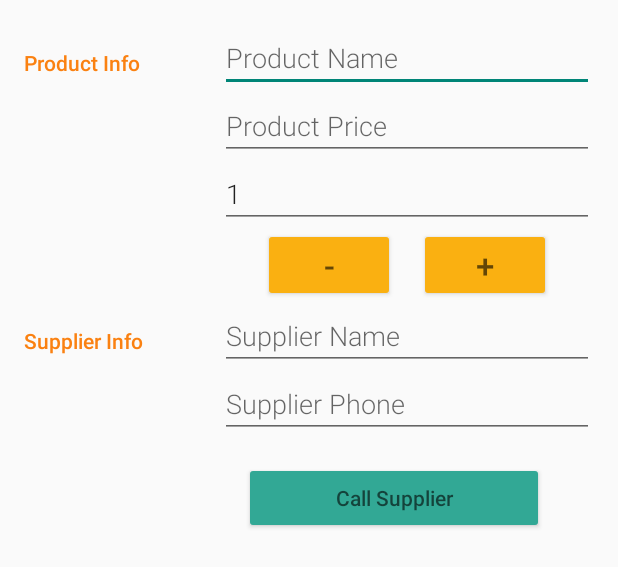
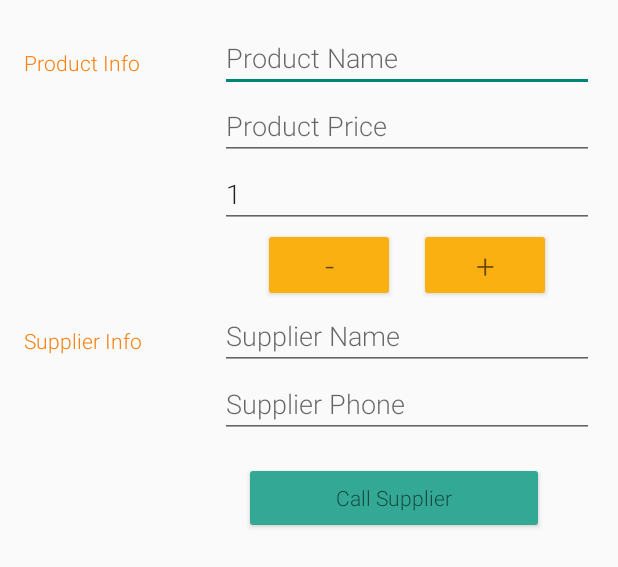
Before and after one commit to yahirRendon/InventoryApp3, an Android app: the layout activity_editor.xml on its own in the app's theme, with its tools: preview values and no code run, on a phone screen of 412 x 824 dp. Shown: the top 567 px of the screen. Run offline under Robolectric (Android 15) with nearby library versions, the phone set to English and light mode, and no system bars.

```diff
--- a/app/src/main/java/com/example/android/inventoryapp3/InventoryCursorAdapter.java
+++ b/app/src/main/java/com/example/android/inventoryapp3/InventoryCursorAdapter.java
@@ -126,7 +126,7 @@ public class InventoryCursorAdapter extends CursorAdapter {
 
                 // check if quantity is == 0 or > 0
                 if (quantity == 0) {
-                    //FIX on update
+                    // Inform user quantity can't be below zero
                      Toast.makeText(context, R.string.toast_zero_greater, Toast.LENGTH_SHORT).show();
                 } else if (quantity > 0) {
                     quantity--;
--- a/app/src/main/res/values/strings.xml
+++ b/app/src/main/res/values/strings.xml
@@ -130,4 +130,10 @@
     <!--Toast for no empty fields [CHAR LIMIT=20] -->
     <string name="no_empty_values">Enter value for all fields</string>
 
+    <!--Font family default value [CHAR LIMIT=20] -->
+    <string name="default_font">sans-serif-light</string>
+
+    <!--Font family medium value [CHAR LIMIT=20] -->
+    <string name="default_font_medium">sans-serif-medium</string>
+
 </resources>
--- a/app/src/main/res/values/styles.xml
+++ b/app/src/main/res/values/styles.xml
@@ -5,7 +5,7 @@
         <!-- Main App Theme -->
         <item name="colorPrimary">@color/colorPrimary</item>
         <item name="colorPrimaryDark">@color/colorPrimaryDark</item>
-        <item name="android:fontFamily">sans-serif-light</item>
+        <item name="fontFamily">@string/default_font</item>
     </style>
 
     <!-- Theme of the editor -->
@@ -22,7 +22,7 @@
         <item name="android:layout_weight">1</item>
         <item name="android:paddingTop">16dp</item>
         <item name="android:textColor">@color/colorAccent</item>
-        <item name="android:fontFamily">sans-serif-medium</item>
+        <item name="android:fontFamily">@string/default_font_medium</item>
         <item name="android:textAppearance">?android:textAppearanceSmall</item>
     </style>
 
@@ -30,7 +30,7 @@
     <style name="EditorFieldStyle">
         <item name="android:layout_height">wrap_content</item>
         <item name="android:layout_width">match_parent</item>
-        <item name="android:fontFamily">sans-serif-light</item>
+        <item name="android:fontFamily">@string/default_font</item>
         <item name="android:textAppearance">?android:textAppearanceMedium</item>
     </style>
 </resources>
```
